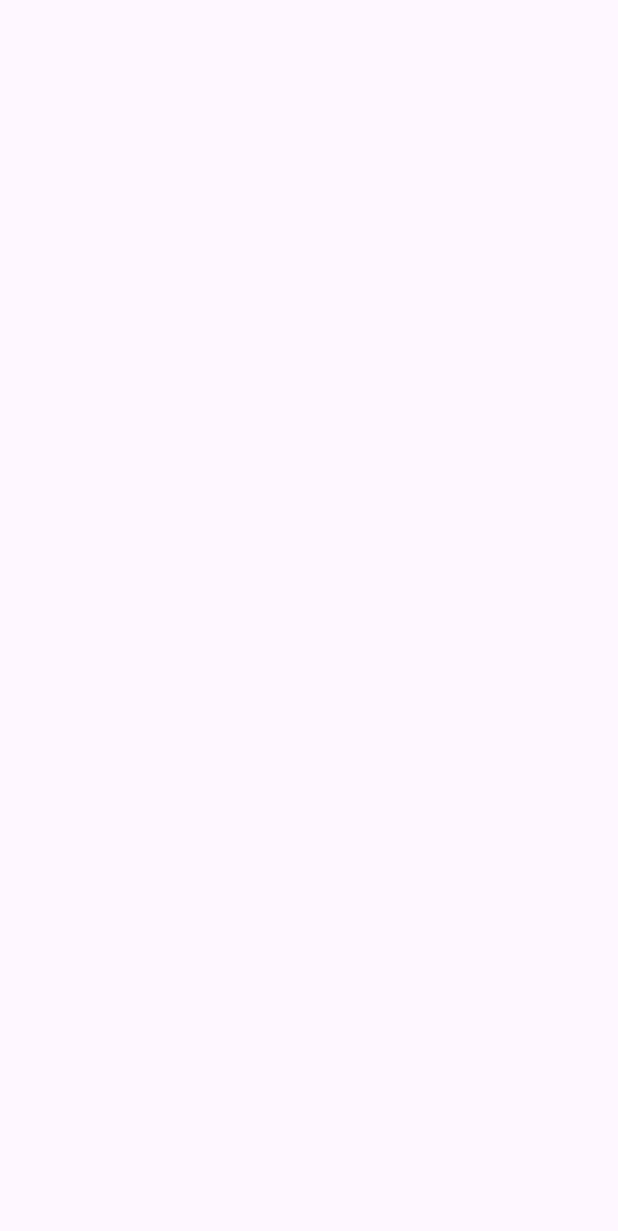
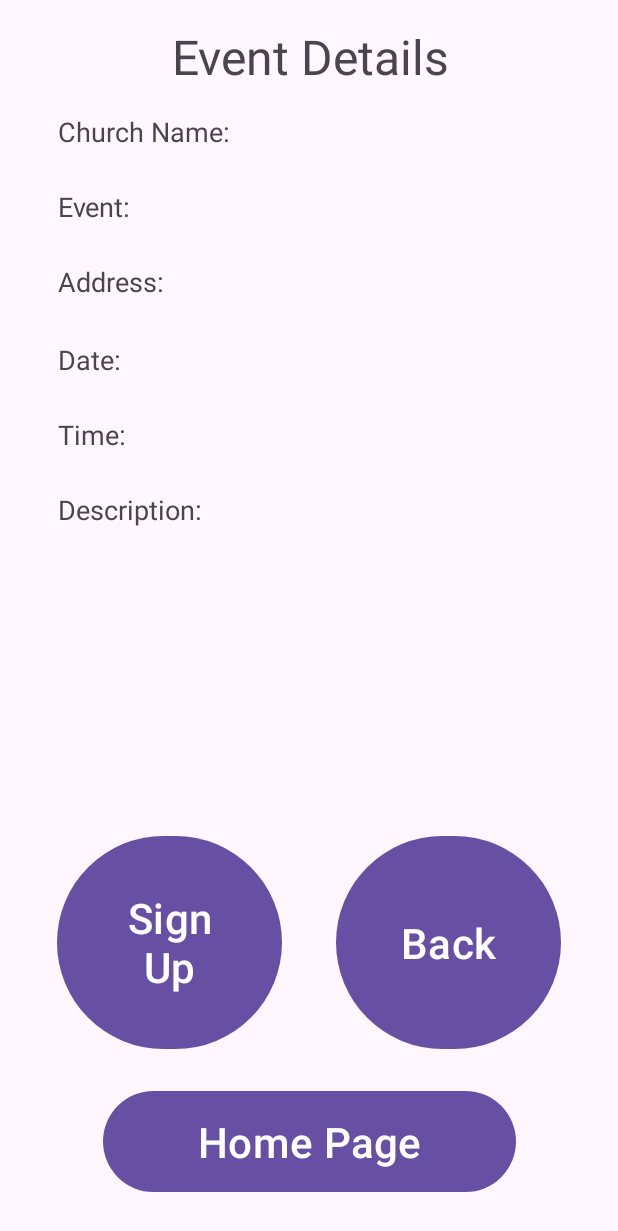
Before and after one commit to GabrielBall05/ChurchFinderApp, an Android app: the EventDetails screen opened directly, with no data from a screen before it, on a phone screen of 412 x 824 dp. Before the commit the part shown is empty. Shown: the top 1231 px of the screen. Run offline under Robolectric (Android 15) with nearby library versions, the phone set to English and light mode, and no system bars; 7 statements that could not run were skipped.

Commit message:
User can view a church's event's details & sign up for it / leave it
-User can view a church's event either from the list of their signed up events, or from the list of their church's events.
-Upon viewing the event's details, the user has the choice either sign up for the event, or leave the event if they are already signed up.

```diff
--- a/ChurchApp/app/src/main/java/com/example/churchapp/Database/EventParticipantsTableHelper.java
+++ b/ChurchApp/app/src/main/java/com/example/churchapp/Database/EventParticipantsTableHelper.java
@@ -97,5 +97,22 @@ public class EventParticipantsTableHelper
         return listOfParticipants;
     }
 
+    /**========================================IS USER SIGNED UP FOR EVENT========================================*/
+    public boolean isUserSignedUpForEvent(int id, String e)
+    {
+        SQLiteDatabase db = ctx.getReadableDatabase();
+        String selectQuery = "SELECT * FROM " + DatabaseVariables.EVENT_PARTICIPANTS_TABLE + " WHERE eventId = '" + id + "' AND emailOfParticipant = '" + e + "';";
+        Cursor cursor = db.rawQuery(selectQuery, null);
+
+        if (cursor.moveToFirst())
+        {
+            return true;
+        }
+        else
+        {
+            return false;
+        }
+    }
+
     /**========================================DUMMY PARTICIPANTS========================================*/
 }
--- a/ChurchApp/app/src/main/java/com/example/churchapp/UserWithChurchIntents/EventDetails.java
+++ b/ChurchApp/app/src/main/java/com/example/churchapp/UserWithChurchIntents/EventDetails.java
@@ -2,17 +2,169 @@ package com.example.churchapp.UserWithChurchIntents;
 
 import androidx.appcompat.app.AppCompatActivity;
 
+import android.content.Intent;
 import android.os.Bundle;
+import android.util.Log;
+import android.view.View;
+import android.widget.Button;
+import android.widget.TextView;
 
+import com.example.churchapp.Database.EventParticipantsTableHelper;
+import com.example.churchapp.Models.Bookmark;
+import com.example.churchapp.Models.Event;
+import com.example.churchapp.Models.EventParticipant;
+import com.example.churchapp.Other.Session;
 import com.example.churchapp.R;
 
 public class EventDetails extends AppCompatActivity
 {
+    //GUI
+    TextView tv_churchName;
+    TextView tv_eventName;
+    TextView tv_address;
+    TextView tv_date;
+    TextView tv_time;
+    TextView tv_desc;
+    Button btn_sign;
+    Button btn_back;
+    Button btn_home;
+
+    //DATABASE
+    EventParticipantsTableHelper participantsDb;
+
+    //INTENTS
+    Intent userWithChurchHomeIntent;
+    Intent myChurchEventsIntent;
+
+    //EXTRA
+    String cameFrom;
+    Event event;
 
     @Override
     protected void onCreate(Bundle savedInstanceState)
     {
         super.onCreate(savedInstanceState);
         setContentView(R.layout.activity_event_details);
+
+        //GUI
+        tv_churchName = findViewById(R.id.tv_eventDetails_churchName);
+        tv_eventName = findViewById(R.id.tv_eventDetails_eventName);
+        tv_address = findViewById(R.id.tv_eventDetails_address);
+        tv_date = findViewById(R.id.tv_eventDetails_date);
+        tv_time = findViewById(R.id.tv_eventDetails_time);
+        tv_desc = findViewById(R.id.tv_eventDetails_desc);
+        btn_sign = findViewById(R.id.btn_eventDetails_sign);
+        btn_back = findViewById(R.id.btn_eventDetails_back);
+        btn_home = findViewById(R.id.btn_eventDetails_home);
+
+        //DATABASE
+        participantsDb = new  EventParticipantsTableHelper(this);
+
+        //INTENTS
+        userWithChurchHomeIntent = new Intent(EventDetails.this, UserWithChurchHome.class);
+        myChurchEventsIntent = new Intent(EventDetails.this, MyChurchEvents.class);
+
+        //EXTRA
+        Intent origin = getIntent();
+        cameFrom = origin.getStringExtra("cameFrom");
+        event = (Event) origin.getSerializableExtra("thisEvent");
+
+        //FUNCTIONS
+        fillTextBoxes();
+        signButtonClick();
+        backButtonClick();
+        homeButtonClick();
+    }
+
+    /**========================================FILL TEXT BOXES========================================*/
+    private void fillTextBoxes()
+    {
+        tv_churchName.setText("Church Name: " + event.getChurchName());
+        tv_eventName.setText("Church Name: " + event.getEventName());
+        tv_address.setText("Church Name: " + event.getAddress());
+        tv_date.setText("Church Name: " + event.getDate());
+        tv_time.setText("Church Name: " + event.getTime());
+        tv_desc.setText("Church Name: " + event.getDescription());
+
+        //Correct the bookmark button text
+        if(participantsDb.isUserSignedUpForEvent(event.getEventId(), Session.getUser().getEmail()))
+        {
+            btn_sign.setText("Leave\nEvent");
+        }
+        else
+        {
+            btn_sign.setText("Sign\nUp");
+        }
+    }
+
+    /**========================================SIGN BUTTON CLICK========================================*/
+    private void signButtonClick()
+    {
+        btn_sign.setOnClickListener(new View.OnClickListener()
+        {
+            @Override
+            public void onClick(View v)
+            {
+                if(participantsDb.isUserSignedUpForEvent(event.getEventId(), Session.getUser().getEmail()))
+                {
+                    Log.v("Button Press", "LEAVING EVENT");
+                    EventParticipant p = new EventParticipant(event.getEventId(), Session.getUser().getEmail());
+                    participantsDb.deleteEventParticipant(p);
+                }
+                else
+                {
+                    Log.v("Button Press", "SIGNING UP FOR EVENT");
+                    EventParticipant p = new EventParticipant(event.getEventId(), Session.getUser().getEmail());
+                    participantsDb.createEventParticipant(p);
+                }
+
+                //Correct the bookmark button text
+                if(participantsDb.isUserSignedUpForEvent(event.getEventId(), Session.getUser().getEmail()))
+                {
+                    btn_sign.setText("Leave\nEvent");
+                }
+                else
+                {
+                    btn_sign.setText("Sign\nUp");
+                }
+            }
+        });
+    }
+
+    /**========================================HOME BUTTON CLICK========================================*/
+    private void homeButtonClick()
+    {
+        btn_home.setOnClickListener(new View.OnClickListener()
+        {
+            @Override
+            public void onClick(View v)
+            {
+                Log.v("Button Press", "Home Button Press - Moving back to UserWithChurchHome");
+                startActivity(userWithChurchHomeIntent);
+            }
+        });
+    }
+
+    /**========================================BACK BUTTON CLICK========================================*/
+    private void backButtonClick()
+    {
+        btn_back.setOnClickListener(new View.OnClickListener()
+        {
+            @Override
+            public void onClick(View v)
+            {
+                if (cameFrom.equals("myChurchEventsIntent"))
+                {
+                    Log.v("Button Press", "Back Button Press - Moving back to MyChurchEvents");
+                    startActivity(myChurchEventsIntent);
+                }
+                else if (cameFrom.equals("userWithChurchHomeIntent"))
+                {
+                    Log.v("Button Press", "Back Button Press - Moving back to UserWithChurchHome");
+                    startActivity(userWithChurchHomeIntent);
+                }
+
+            }
+        });
     }
 }
--- a/ChurchApp/app/src/main/res/layout/activity_event_details.xml
+++ b/ChurchApp/app/src/main/res/layout/activity_event_details.xml
@@ -6,4 +6,134 @@
     android:layout_height="match_parent"
     tools:context=".UserWithChurchIntents.EventDetails">
 
+    <TextView
+        android:id="@+id/textView19"
+        android:layout_width="wrap_content"
+        android:layout_height="wrap_content"
+        android:layout_marginStart="114dp"
+        android:layout_marginTop="16dp"
+        android:layout_marginEnd="113dp"
+        android:text="Event Details"
+        android:textAlignment="center"
+        android:textSize="32sp"
+        app:layout_constraintEnd_toEndOf="parent"
+        app:layout_constraintStart_toStartOf="parent"
+        app:layout_constraintTop_toTopOf="parent" />
+
+    <TextView
+        android:id="@+id/tv_eventDetails_churchName"
+        android:layout_width="335dp"
+        android:layout_height="50dp"
+        android:layout_marginStart="38dp"
+        android:layout_marginTop="16dp"
+        android:layout_marginEnd="38dp"
+        android:text="Church Name: "
+        android:textSize="18sp"
+        app:layout_constraintEnd_toEndOf="parent"
+        app:layout_constraintStart_toStartOf="parent"
+        app:layout_constraintTop_toBottomOf="@+id/textView19" />
+
+    <TextView
+        android:id="@+id/tv_eventDetails_eventName"
+        android:layout_width="335dp"
+        android:layout_height="50dp"
+        android:layout_marginStart="38dp"
+        android:layout_marginEnd="38dp"
+        android:text="Event: "
+        android:textSize="18sp"
+        app:layout_constraintEnd_toEndOf="parent"
+        app:layout_constraintStart_toStartOf="parent"
+        app:layout_constraintTop_toBottomOf="@+id/tv_eventDetails_churchName" />
+
+    <TextView
+        android:id="@+id/tv_eventDetails_address"
+        android:layout_width="335dp"
+        android:layout_height="50dp"
+        android:layout_marginStart="38dp"
+        android:layout_marginEnd="38dp"
+        android:text="Address: "
+        android:textSize="18sp"
+        app:layout_constraintEnd_toEndOf="parent"
+        app:layout_constraintStart_toStartOf="parent"
+        app:layout_constraintTop_toBottomOf="@+id/tv_eventDetails_eventName" />
+
+    <TextView
+        android:id="@+id/tv_eventDetails_date"
+        android:layout_width="335dp"
+        android:layout_height="50dp"
+        android:layout_marginStart="38dp"
+        android:layout_marginTop="2dp"
+        android:layout_marginEnd="38dp"
+        android:text="Date: "
+        android:textSize="18sp"
+        app:layout_constraintEnd_toEndOf="parent"
+        app:layout_constraintStart_toStartOf="parent"
+        app:layout_constraintTop_toBottomOf="@+id/tv_eventDetails_address" />
+
+    <TextView
+        android:id="@+id/tv_eventDetails_time"
+        android:layout_width="335dp"
+        android:layout_height="50dp"
+        android:layout_marginStart="38dp"
+        android:layout_marginEnd="38dp"
+        android:text="Time: "
+        android:textSize="18sp"
+        app:layout_constraintEnd_toEndOf="parent"
+        app:layout_constraintStart_toStartOf="parent"
+        app:layout_constraintTop_toBottomOf="@+id/tv_eventDetails_date" />
+
+    <TextView
+        android:id="@+id/tv_eventDetails_desc"
+        android:layout_width="335dp"
+        android:layout_height="150dp"
+        android:layout_marginStart="38dp"
+        android:layout_marginEnd="38dp"
+        android:text="Description: "
+        android:textSize="18sp"
+        app:layout_constraintEnd_toEndOf="parent"
+        app:layout_constraintStart_toStartOf="parent"
+        app:layout_constraintTop_toBottomOf="@+id/tv_eventDetails_time" />
+
+    <Button
+        android:id="@+id/btn_eventDetails_sign"
+        android:layout_width="150dp"
+        android:layout_height="150dp"
+        android:layout_marginStart="38dp"
+        android:layout_marginEnd="18dp"
+        android:layout_marginBottom="20dp"
+        android:text="Sign\nUp"
+        android:textAlignment="center"
+        android:textSize="28sp"
+        app:layout_constraintBottom_toTopOf="@+id/btn_eventDetails_home"
+        app:layout_constraintEnd_toStartOf="@+id/btn_eventDetails_back"
+        app:layout_constraintStart_toStartOf="parent" />
+
+    <Button
+        android:id="@+id/btn_eventDetails_back"
+        android:layout_width="150dp"
+        android:layout_height="150dp"
+        android:layout_marginStart="18dp"
+        android:layout_marginEnd="38dp"
+        android:layout_marginBottom="20dp"
+        android:text="Back"
+        android:textAlignment="center"
+        android:textSize="28sp"
+        app:layout_constraintBottom_toTopOf="@+id/btn_eventDetails_home"
+        app:layout_constraintEnd_toEndOf="parent"
+        app:layout_constraintStart_toEndOf="@+id/btn_eventDetails_sign" />
+
+    <Button
+        android:id="@+id/btn_eventDetails_home"
+        android:layout_width="275dp"
+        android:layout_height="75dp"
+        android:layout_marginStart="68dp"
+        android:layout_marginEnd="68dp"
+        android:layout_marginBottom="25dp"
+        android:text="Home Page"
+        android:textAlignment="center"
+        android:textSize="28sp"
+        app:layout_constraintBottom_toBottomOf="parent"
+        app:layout_constraintEnd_toEndOf="parent"
+        app:layout_constraintStart_toStartOf="parent" />
+
 </androidx.constraintlayout.widget.ConstraintLayout>
```
Also changed, not shown: 1 other file.
